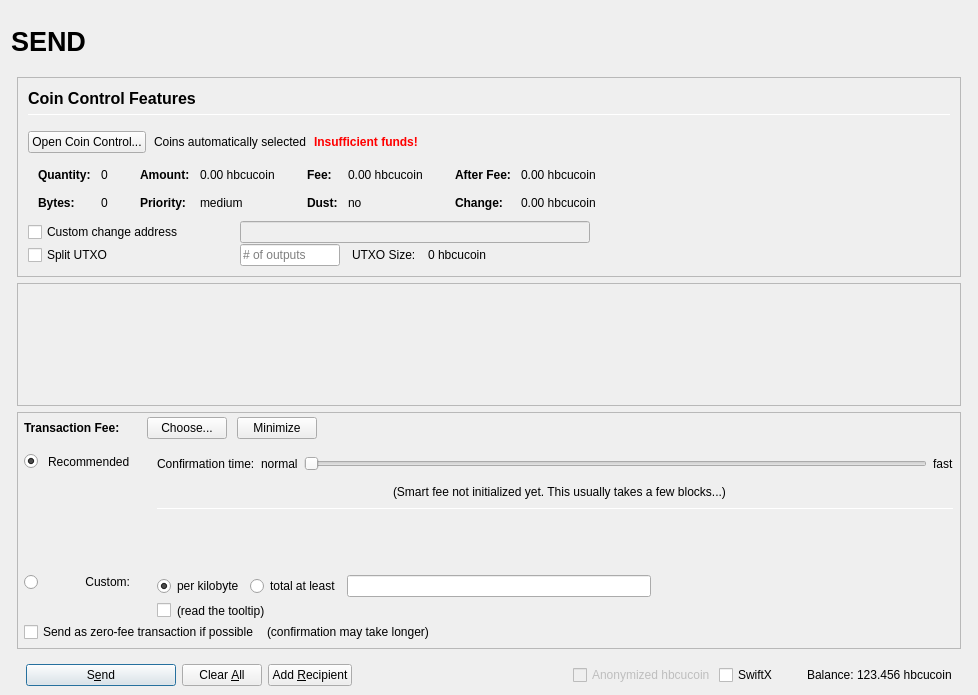
The window that src/qt/forms/sendcoinsdialog.ui (scolemanhopehouse/HBCUR) describes before a commit, drawn with Qt 5.
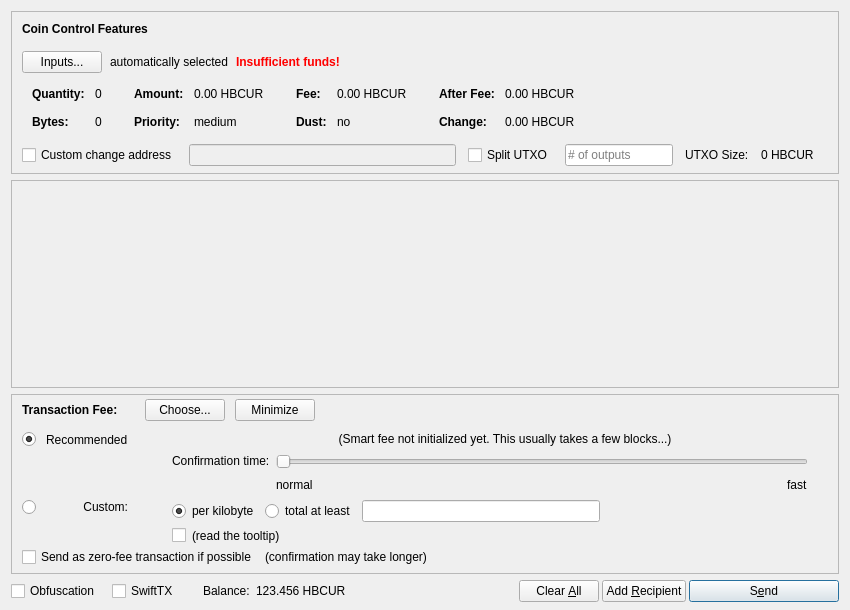
The same window after the commit. Icons and pictures are not drawn. Custom widgets are drawn as their Qt base class.

```diff
--- a/src/qt/forms/sendcoinsdialog.ui
+++ b/src/qt/forms/sendcoinsdialog.ui
@@ -2,155 +2,20 @@
 <ui version="4.0">
  <class>SendCoinsDialog</class>
  <widget class="QDialog" name="SendCoinsDialog">
-  <property name="enabled">
-   <bool>true</bool>
-  </property>
   <property name="geometry">
    <rect>
     <x>0</x>
     <y>0</y>
-    <width>978</width>
-    <height>695</height>
+    <width>850</width>
+    <height>610</height>
    </rect>
   </property>
   <property name="windowTitle">
    <string>Send Coins</string>
   </property>
-  <layout class="QVBoxLayout" name="verticalLayout" stretch="0">
+  <layout class="QVBoxLayout" name="verticalLayout" stretch="0,1,0,0">
    <property name="bottomMargin">
-    <number>9</number>
-   </property>
-   <item>
-    <layout class="QVBoxLayout" name="verticalLayout_Master" stretch="0,1">
-     <property name="spacing">
-      <number>0</number>
-     </property>
-     <property name="leftMargin">
-      <number>0</number>
-     </property>
-     <property name="topMargin">
-      <number>0</number>
-     </property>
-     <property name="rightMargin">
-      <number>0</number>
-     </property>
-     <property name="bottomMargin">
-      <number>0</number>
-     </property>
-     <item>
-      <widget class="QFrame" name="frame_Header">
-       <layout class="QVBoxLayout" name="verticalLayout_Header" stretch="0">
-        <property name="leftMargin">
-         <number>0</number>
-        </property>
-        <property name="topMargin">
-         <number>0</number>
-        </property>
-        <property name="rightMargin">
-         <number>0</number>
-        </property>
-        <property name="bottomMargin">
-         <number>0</number>
-        </property>
-        <item>
-         <layout class="QHBoxLayout" name="horizontalLayout_Header" stretch="1,0,1">
-          <property name="spacing">
-           <number>6</number>
-          </property>
-          <item>
-           <widget class="QLabel" name="labelOverviewHeaderLeft">
-            <property name="minimumSize">
-             <size>
-              <width>464</width>
-              <height>60</height>
-             </size>
-            </property>
-            <property name="maximumSize">
-             <size>
-              <width>16777215</width>
-              <height>60</height>
-             </size>
-            </property>
-            <property name="font">
-             <font>
-              <pointsize>20</pointsize>
-              <weight>75</weight>
-              <bold>true</bold>
-             </font>
-            </property>
-            <property name="text">
-             <string>SEND</string>
-            </property>
-            <property name="alignment">
-             <set>Qt::AlignLeading|Qt::AlignLeft|Qt::AlignVCenter</set>
-            </property>
-           </widget>
-          </item>
-          <item>
-           <spacer name="horizontalSpacer_Header">
-            <property name="orientation">
-             <enum>Qt::Horizontal</enum>
-            </property>
-            <property name="sizeHint" stdset="0">
-             <size>
-              <width>40</width>
-              <height>20</height>
-             </size>
-            </property>
-           </spacer>
-          </item>
-          <item>
-           <widget class="QLabel" name="labelOverviewHeaderRight">
-            <property name="minimumSize">
-             <size>
-              <width>464</width>
-              <height>60</height>
-             </size>
-            </property>
-            <property name="maximumSize">
-             <size>
-              <width>16777215</width>
-              <height>60</height>
-             </size>
-            </property>
-            <property name="font">
-             <font>
-              <pointsize>14</pointsize>
-             </font>
-            </property>
-            <property name="text">
-             <string/>
-            </property>
-            <property name="alignment">
-             <set>Qt::AlignRight|Qt::AlignTrailing|Qt::AlignVCenter</set>
-            </property>
-           </widget>
-          </item>
-         </layout>
-        </item>
-       </layout>
-      </widget>
-     </item>
-     <item>
-      <widget class="QFrame" name="frame_BG">
-       <property name="minimumSize">
-        <size>
-         <width>0</width>
-         <height>0</height>
-        </size>
-       </property>
-       <layout class="QVBoxLayout" name="layout_BG" stretch="0,0,0,0">
-        <property name="leftMargin">
-         <number>6</number>
-        </property>
-        <property name="topMargin">
-         <number>6</number>
-        </property>
-        <property name="rightMargin">
-         <number>6</number>
-        </property>
-        <property name="bottomMargin">
-         <number>0</number>
+    <number>8</number>
         </property>
         <item>
          <widget class="QFrame" name="frameCoinControl">
@@ -186,13 +51,12 @@
             <number>0</number>
            </property>
            <property name="bottomMargin">
-            <number>0</number>
+       <number>6</number>
            </property>
            <item>
-            <widget class="QFrame" name="frameCoinControl_BG">
-             <layout class="QVBoxLayout" name="verticalLayoutCoinControl" stretch="0,0,0,0,0,0">
+       <layout class="QVBoxLayout" name="verticalLayoutCoinControl" stretch="0,0,0,0,1">
               <property name="spacing">
-               <number>1</number>
+         <number>0</number>
               </property>
               <property name="leftMargin">
                <number>10</number>
@@ -206,11 +70,6 @@
                  <number>15</number>
                 </property>
                 <item>
-                 <layout class="QVBoxLayout" name="verticalLayout_3">
-                  <property name="spacing">
-                   <number>6</number>
-                  </property>
-                  <item>
                    <widget class="QLabel" name="labelCoinControlFeatures">
                     <property name="sizePolicy">
                      <sizepolicy hsizetype="Preferred" vsizetype="Maximum">
@@ -218,15 +77,8 @@
                       <verstretch>0</verstretch>
                      </sizepolicy>
                     </property>
-                    <property name="minimumSize">
-                     <size>
-                      <width>0</width>
-                      <height>20</height>
-                     </size>
-                    </property>
                     <property name="font">
                      <font>
-                      <pointsize>12</pointsize>
                       <weight>75</weight>
                       <bold>true</bold>
                      </font>
@@ -239,27 +91,6 @@
                     </property>
                    </widget>
                   </item>
-                  <item>
-                   <widget class="Line" name="line">
-                    <property name="minimumSize">
-                     <size>
-                      <width>0</width>
-                      <height>1</height>
-                     </size>
-                    </property>
-                    <property name="maximumSize">
-                     <size>
-                      <width>16777215</width>
-                      <height>1</height>
-                     </size>
-                    </property>
-                    <property name="orientation">
-                     <enum>Qt::Horizontal</enum>
-                    </property>
-                   </widget>
-                  </item>
-                 </layout>
-                </item>
                </layout>
               </item>
               <item>
@@ -276,7 +107,7 @@
                    <string notr="true"/>
                   </property>
                   <property name="text">
-                   <string>Open Coin Control...</string>
+             <string>Inputs...</string>
                   </property>
                   <property name="autoDefault">
                    <bool>false</bool>
@@ -286,7 +117,7 @@
                 <item>
                  <widget class="QLabel" name="labelCoinControlAutomaticallySelected">
                   <property name="text">
-                   <string>Coins automatically selected</string>
+             <string>automatically selected</string>
                   </property>
                   <property name="margin">
                    <number>5</number>
@@ -493,7 +324,7 @@
                         <enum>Qt::ActionsContextMenu</enum>
                        </property>
                        <property name="text">
-                        <string notr="true">0.00 hbcucoin</string>
+                  <string notr="true">0.00 HBCUR</string>
                        </property>
                        <property name="textInteractionFlags">
                         <set>Qt::LinksAccessibleByMouse|Qt::TextSelectableByKeyboard|Qt::TextSelectableByMouse</set>
@@ -573,7 +404,7 @@
                         <enum>Qt::ActionsContextMenu</enum>
                        </property>
                        <property name="text">
-                        <string notr="true">0.00 hbcucoin</string>
+                  <string notr="true">0.00 HBCUR</string>
                        </property>
                        <property name="textInteractionFlags">
                         <set>Qt::LinksAccessibleByMouse|Qt::TextSelectableByKeyboard|Qt::TextSelectableByMouse</set>
@@ -653,7 +484,7 @@
                         <enum>Qt::ActionsContextMenu</enum>
                        </property>
                        <property name="text">
-                        <string notr="true">0.00 hbcucoin</string>
+                  <string notr="true">0.00 HBCUR</string>
                        </property>
                        <property name="textInteractionFlags">
                         <set>Qt::LinksAccessibleByMouse|Qt::TextSelectableByKeyboard|Qt::TextSelectableByMouse</set>
@@ -682,7 +513,7 @@
                         <enum>Qt::ActionsContextMenu</enum>
                        </property>
                        <property name="text">
-                        <string notr="true">0.00 hbcucoin</string>
+                  <string notr="true">0.00 HBCUR</string>
                        </property>
                        <property name="textInteractionFlags">
                         <set>Qt::LinksAccessibleByMouse|Qt::TextSelectableByKeyboard|Qt::TextSelectableByMouse</set>
@@ -697,7 +528,7 @@
                </widget>
               </item>
               <item>
-               <layout class="QHBoxLayout" name="horizontalLayoutCoinControl4">
+         <layout class="QHBoxLayout" name="horizontalLayoutCoinControl4" stretch="0,0,0,0,0,0,0">
                 <property name="spacing">
                  <number>12</number>
                 </property>
@@ -705,31 +536,13 @@
                  <enum>QLayout::SetDefaultConstraint</enum>
                 </property>
                 <property name="topMargin">
-                 <number>0</number>
+           <number>5</number>
                 </property>
                 <property name="rightMargin">
-                 <number>0</number>
+           <number>5</number>
                 </property>
                 <item>
                  <widget class="QCheckBox" name="checkBoxCoinControlChange">
-                  <property name="sizePolicy">
-                   <sizepolicy hsizetype="Preferred" vsizetype="Preferred">
-                    <horstretch>0</horstretch>
-                    <verstretch>0</verstretch>
-                   </sizepolicy>
-                  </property>
-                  <property name="minimumSize">
-                   <size>
-                    <width>200</width>
-                    <height>0</height>
-                   </size>
-                  </property>
-                  <property name="maximumSize">
-                   <size>
-                    <width>200</width>
-                    <height>16777215</height>
-                   </size>
-                  </property>
                   <property name="toolTip">
                    <string>If this is activated, but the change address is empty or invalid, change will be sent to a newly generated address.</string>
                   </property>
@@ -744,71 +557,15 @@
                    <bool>false</bool>
                   </property>
                   <property name="sizePolicy">
-                   <sizepolicy hsizetype="Preferred" vsizetype="Preferred">
+             <sizepolicy hsizetype="Expanding" vsizetype="Fixed">
                     <horstretch>0</horstretch>
                     <verstretch>0</verstretch>
                    </sizepolicy>
                   </property>
-                  <property name="minimumSize">
-                   <size>
-                    <width>300</width>
-                    <height>0</height>
-                   </size>
-                  </property>
-                 </widget>
-                </item>
-                <item>
-                 <widget class="QLabel" name="labelCoinControlChangeLabel">
-                  <property name="sizePolicy">
-                   <sizepolicy hsizetype="Preferred" vsizetype="Preferred">
-                    <horstretch>0</horstretch>
-                    <verstretch>0</verstretch>
-                   </sizepolicy>
-                  </property>
-                  <property name="minimumSize">
-                   <size>
-                    <width>100</width>
-                    <height>0</height>
-                   </size>
-                  </property>
-                  <property name="text">
-                   <string/>
-                  </property>
-                  <property name="margin">
-                   <number>3</number>
-                  </property>
-                 </widget>
-                </item>
-               </layout>
-              </item>
-              <item>
-               <layout class="QHBoxLayout" name="horizontalLayoutCoinControl6">
-                <property name="spacing">
-                 <number>12</number>
-                </property>
-                <property name="rightMargin">
-                 <number>0</number>
-                </property>
+           </widget>
+          </item>
                 <item>
                  <widget class="QCheckBox" name="splitBlockCheckBox">
-                  <property name="sizePolicy">
-                   <sizepolicy hsizetype="Preferred" vsizetype="Preferred">
-                    <horstretch>0</horstretch>
-                    <verstretch>0</verstretch>
-                   </sizepolicy>
-                  </property>
-                  <property name="minimumSize">
-                   <size>
-                    <width>200</width>
-                    <height>0</height>
-                   </size>
-                  </property>
-                  <property name="maximumSize">
-                   <size>
-                    <width>200</width>
-                    <height>16777215</height>
-                   </size>
-                  </property>
                   <property name="text">
                    <string>Split UTXO</string>
                   </property>
@@ -817,23 +574,11 @@
                 <item>
                  <widget class="QLineEdit" name="splitBlockLineEdit">
                   <property name="sizePolicy">
-                   <sizepolicy hsizetype="Preferred" vsizetype="Preferred">
+             <sizepolicy hsizetype="Fixed" vsizetype="Fixed">
                     <horstretch>50</horstretch>
                     <verstretch>0</verstretch>
                    </sizepolicy>
                   </property>
-                  <property name="minimumSize">
-                   <size>
-                    <width>100</width>
-                    <height>0</height>
-                   </size>
-                  </property>
-                  <property name="maximumSize">
-                   <size>
-                    <width>100</width>
-                    <height>16777215</height>
-                   </size>
-                  </property>
                   <property name="placeholderText">
                    <string># of outputs</string>
                   </property>
@@ -849,22 +594,31 @@
                 <item>
                  <widget class="QLabel" name="labelBlockSize">
                   <property name="text">
-                   <string>0 hbcucoin</string>
+             <string>0 HBCUR</string>
                   </property>
                  </widget>
                 </item>
                 <item>
-                 <spacer name="horizontalSpacer_7">
-                  <property name="orientation">
-                   <enum>Qt::Horizontal</enum>
-                  </property>
-                  <property name="sizeHint" stdset="0">
+           <widget class="QLabel" name="labelCoinControlChangeLabel">
+            <property name="sizePolicy">
+             <sizepolicy hsizetype="Preferred" vsizetype="Expanding">
+              <horstretch>0</horstretch>
+              <verstretch>0</verstretch>
+             </sizepolicy>
+            </property>
+            <property name="minimumSize">
                    <size>
-                    <width>40</width>
-                    <height>20</height>
-                   </size>
-                  </property>
-                 </spacer>
+              <width>0</width>
+              <height>0</height>
+             </size>
+            </property>
+            <property name="text">
+             <string/>
+            </property>
+            <property name="margin">
+             <number>3</number>
+            </property>
+           </widget>
                 </item>
                </layout>
               </item>
@@ -882,7 +636,6 @@
                </spacer>
               </item>
              </layout>
-            </widget>
            </item>
           </layout>
          </widget>
@@ -897,8 +650,8 @@
             <rect>
              <x>0</x>
              <y>0</y>
-             <width>944</width>
-             <height>68</height>
+        <width>830</width>
+        <height>95</height>
             </rect>
            </property>
            <layout class="QVBoxLayout" name="verticalLayout_2" stretch="0,1">
@@ -980,14 +733,11 @@
               <number>0</number>
              </property>
              <property name="leftMargin">
-              <number>6</number>
+         <number>10</number>
              </property>
              <property name="topMargin">
               <number>0</number>
              </property>
-             <property name="rightMargin">
-              <number>6</number>
-             </property>
              <item>
               <layout class="QHBoxLayout" name="horizontalLayoutFee1">
                <property name="bottomMargin">
@@ -1129,61 +879,7 @@
                   <property name="verticalSpacing">
                    <number>4</number>
                   </property>
-                  <item row="2" column="0">
-                   <layout class="QVBoxLayout" name="verticalLayoutFee4" stretch="0">
-                    <item>
-                     <spacer name="verticalSpacer_2">
-                      <property name="orientation">
-                       <enum>Qt::Vertical</enum>
-                      </property>
-                      <property name="sizeHint" stdset="0">
-                       <size>
-                        <width>1</width>
-                        <height>1</height>
-                       </size>
-                      </property>
-                     </spacer>
-                    </item>
-                   </layout>
-                  </item>
-                  <item row="3" column="0">
-                   <layout class="QVBoxLayout" name="verticalLayoutFee9" stretch="0,1">
-                    <item>
-                     <widget class="QRadioButton" name="radioCustomFee">
-                      <property name="text">
-                       <string/>
-                      </property>
-                      <attribute name="buttonGroup">
-                       <string notr="true">groupFee</string>
-                      </attribute>
-                     </widget>
-                    </item>
-                    <item>
-                     <spacer name="verticalSpacer_6">
-                      <property name="orientation">
-                       <enum>Qt::Vertical</enum>
-                      </property>
-                      <property name="sizeHint" stdset="0">
-                       <size>
-                        <width>1</width>
-                        <height>1</height>
-                       </size>
-                      </property>
-                     </spacer>
-                    </item>
-                   </layout>
-                  </item>
-                  <item row="3" column="1">
-                   <widget class="QLabel" name="labelCustomFee">
-                    <property name="text">
-                     <string>Custom:</string>
-                    </property>
-                    <property name="alignment">
-                     <set>Qt::AlignRight|Qt::AlignTop|Qt::AlignTrailing</set>
-                    </property>
-                   </widget>
-                  </item>
-                  <item row="3" column="4">
+             <item row="2" column="4">
                    <layout class="QVBoxLayout" name="verticalLayoutFee8">
                     <property name="spacing">
                      <number>6</number>
@@ -1282,27 +978,80 @@
                     </item>
                    </layout>
                   </item>
-                  <item row="1" column="1">
-                   <widget class="QLabel" name="labelSmartFee_2">
+             <item row="1" column="0">
+              <layout class="QVBoxLayout" name="verticalLayoutFee4" stretch="1">
+               <item>
+                <spacer name="verticalSpacer_2">
+                 <property name="orientation">
+                  <enum>Qt::Vertical</enum>
+                 </property>
+                 <property name="sizeHint" stdset="0">
+                  <size>
+                   <width>1</width>
+                   <height>1</height>
+                  </size>
+                 </property>
+                </spacer>
+               </item>
+              </layout>
+             </item>
+             <item row="2" column="0">
+              <layout class="QVBoxLayout" name="verticalLayoutFee9" stretch="0,1">
+               <item>
+                <widget class="QRadioButton" name="radioCustomFee">
                     <property name="text">
-                     <string>Recommended</string>
-                    </property>
-                   </widget>
-                  </item>
-                  <item row="0" column="4" rowspan="3">
-                   <layout class="QVBoxLayout" name="verticalLayoutFee3" stretch="0,0,0,0,1,0">
+                  <string/>
+                 </property>
+                 <attribute name="buttonGroup">
+                  <string notr="true">groupFee</string>
+                 </attribute>
+                </widget>
+               </item>
+               <item>
+                <spacer name="verticalSpacer_6">
+                 <property name="orientation">
+                  <enum>Qt::Vertical</enum>
+                 </property>
+                 <property name="sizeHint" stdset="0">
+                  <size>
+                   <width>1</width>
+                   <height>1</height>
+                  </size>
+                 </property>
+                </spacer>
+               </item>
+              </layout>
+             </item>
+             <item row="1" column="4">
+              <layout class="QVBoxLayout" name="verticalLayoutFee3" stretch="0,0,1">
                     <property name="spacing">
                      <number>6</number>
                     </property>
                     <property name="topMargin">
                      <number>2</number>
                     </property>
-                    <property name="bottomMargin">
-                     <number>20</number>
-                    </property>
+               <item>
+                <layout class="QHBoxLayout" name="horizontalLayoutFee12">
+                 <item>
+                  <spacer name="horizontalSpacer_5">
+                   <property name="orientation">
+                    <enum>Qt::Horizontal</enum>
+                   </property>
+                   <property name="sizeHint" stdset="0">
+                    <size>
+                     <width>1</width>
+                     <height>1</height>
+                    </size>
+                   </property>
+                  </spacer>
+                 </item>
+                </layout>
+               </item>
                     <item>
                      <layout class="QHBoxLayout" name="horizontalLayoutFee9">
                       <item>
+                  <layout class="QVBoxLayout" name="verticalLayoutFee6">
+                   <item>
                        <widget class="QLabel" name="labelSmartFee3">
                         <property name="text">
                          <string>Confirmation time:</string>
@@ -1313,23 +1062,27 @@
                        </widget>
                       </item>
                       <item>
-                       <widget class="QLabel" name="labelSmartFeeNormal">
-                        <property name="text">
-                         <string>normal</string>
-                        </property>
-                        <property name="margin">
-                         <number>2</number>
-                        </property>
-                       </widget>
-                      </item>
+                    <spacer name="verticalSpacer_3">
+                     <property name="orientation">
+                      <enum>Qt::Vertical</enum>
+                     </property>
+                     <property name="sizeHint" stdset="0">
+                      <size>
+                       <width>1</width>
+                       <height>1</height>
+                      </size>
+                     </property>
+                    </spacer>
+                   </item>
+                  </layout>
+                 </item>
+                 <item>
+                  <layout class="QVBoxLayout" name="verticalLayoutFee5">
+                   <property name="rightMargin">
+                    <number>30</number>
+                   </property>
                       <item>
                        <widget class="QSlider" name="sliderSmartFee">
-                        <property name="minimumSize">
-                         <size>
-                          <width>0</width>
-                          <height>24</height>
-                         </size>
-                        </property>
                         <property name="minimum">
                          <number>0</number>
                         </property>
@@ -1357,6 +1110,28 @@
                        </widget>
                       </item>
                       <item>
+                    <layout class="QHBoxLayout" name="horizontalLayoutFee10">
+                     <item>
+                      <widget class="QLabel" name="labelSmartFeeNormal">
+                       <property name="text">
+                        <string>normal</string>
+                       </property>
+                      </widget>
+                     </item>
+                     <item>
+                      <spacer name="horizontalSpacer_3">
+                       <property name="orientation">
+                        <enum>Qt::Horizontal</enum>
+                       </property>
+                       <property name="sizeHint" stdset="0">
+                        <size>
+                         <width>40</width>
+                         <height>20</height>
+                        </size>
+                       </property>
+                      </spacer>
+                     </item>
+                     <item>
                        <widget class="QLabel" name="labelSmartFeeFast">
                         <property name="text">
                          <string>fast</string>
@@ -1365,148 +1140,81 @@
                       </item>
                      </layout>
                     </item>
+                  </layout>
+                 </item>
+                </layout>
+               </item>
                     <item>
-                     <layout class="QHBoxLayout" name="horizontalLayout_recommended_texts">
-                      <property name="spacing">
-                       <number>0</number>
-                      </property>
-                      <item>
-                       <spacer name="horizontalSpacer_8">
+                <spacer name="verticalSpacer_4">
                         <property name="orientation">
-                         <enum>Qt::Horizontal</enum>
+                  <enum>Qt::Vertical</enum>
                         </property>
                         <property name="sizeHint" stdset="0">
                          <size>
-                          <width>40</width>
-                          <height>20</height>
+                   <width>1</width>
+                   <height>1</height>
                          </size>
                         </property>
                        </spacer>
                       </item>
-                      <item>
+              </layout>
+             </item>
+             <item row="0" column="1">
+              <widget class="QLabel" name="labelSmartFee_2">
+               <property name="text">
+                <string>Recommended</string>
+               </property>
+              </widget>
+             </item>
+             <item row="0" column="0">
+              <widget class="QRadioButton" name="radioSmartFee">
+               <property name="text">
+                <string/>
+               </property>
+               <property name="checked">
+                <bool>true</bool>
+               </property>
+               <attribute name="buttonGroup">
+                <string notr="true">groupFee</string>
+               </attribute>
+              </widget>
+             </item>
+             <item row="2" column="1">
+              <widget class="QLabel" name="labelCustomFee">
+               <property name="text">
+                <string>Custom:</string>
+               </property>
+               <property name="alignment">
+                <set>Qt::AlignRight|Qt::AlignTop|Qt::AlignTrailing</set>
+               </property>
+              </widget>
+             </item>
+             <item row="0" column="2">
+              <widget class="QLabel" name="labelSmartFee">
+               <property name="text">
+                <string/>
+               </property>
+               <property name="margin">
+                <number>2</number>
+               </property>
+              </widget>
+             </item>
+             <item row="0" column="3">
                        <widget class="QLabel" name="labelFeeEstimation">
                         <property name="text">
                          <string/>
                         </property>
-                        <property name="margin">
-                         <number>2</number>
-                        </property>
-                       </widget>
-                      </item>
-                      <item>
+              </widget>
+             </item>
+             <item row="0" column="4">
                        <widget class="QLabel" name="labelSmartFee2">
                         <property name="text">
                          <string>(Smart fee not initialized yet. This usually takes a few blocks...)</string>
                         </property>
                         <property name="alignment">
-                         <set>Qt::AlignLeading|Qt::AlignLeft|Qt::AlignVCenter</set>
+                <set>Qt::AlignHCenter</set>
                         </property>
                         <property name="wordWrap">
-                         <bool>false</bool>
-                        </property>
-                        <property name="margin">
-                         <number>2</number>
-                        </property>
-                        <property name="indent">
-                         <number>-1</number>
-                        </property>
-                       </widget>
-                      </item>
-                      <item>
-                       <spacer name="horizontalSpacer_3">
-                        <property name="orientation">
-                         <enum>Qt::Horizontal</enum>
-                        </property>
-                        <property name="sizeHint" stdset="0">
-                         <size>
-                          <width>40</width>
-                          <height>20</height>
-                         </size>
-                        </property>
-                       </spacer>
-                      </item>
-                     </layout>
-                    </item>
-                    <item>
-                     <widget class="Line" name="line_2">
-                      <property name="minimumSize">
-                       <size>
-                        <width>0</width>
-                        <height>1</height>
-                       </size>
-                      </property>
-                      <property name="maximumSize">
-                       <size>
-                        <width>16777215</width>
-                        <height>1</height>
-                       </size>
-                      </property>
-                      <property name="orientation">
-                       <enum>Qt::Horizontal</enum>
-                      </property>
-                     </widget>
-                    </item>
-                    <item>
-                     <layout class="QHBoxLayout" name="horizontalLayoutFee12">
-                      <item>
-                       <spacer name="horizontalSpacer_5">
-                        <property name="orientation">
-                         <enum>Qt::Horizontal</enum>
-                        </property>
-                        <property name="sizeHint" stdset="0">
-                         <size>
-                          <width>1</width>
-                          <height>1</height>
-                         </size>
-                        </property>
-                       </spacer>
-                      </item>
-                     </layout>
-                    </item>
-                    <item>
-                     <spacer name="verticalSpacer_4">
-                      <property name="orientation">
-                       <enum>Qt::Vertical</enum>
-                      </property>
-                      <property name="sizeHint" stdset="0">
-                       <size>
-                        <width>1</width>
-                        <height>1</height>
-                       </size>
-                      </property>
-                     </spacer>
-                    </item>
-                    <item>
-                     <spacer name="verticalSpacer_3">
-                      <property name="orientation">
-                       <enum>Qt::Vertical</enum>
-                      </property>
-                      <property name="sizeHint" stdset="0">
-                       <size>
-                        <width>20</width>
-                        <height>40</height>
-                       </size>
-                      </property>
-                     </spacer>
-                    </item>
-                   </layout>
-                  </item>
-                  <item row="1" column="2">
-                   <widget class="QLabel" name="labelSmartFee">
-                    <property name="text">
-                     <string/>
-                    </property>
-                    <property name="margin">
-                     <number>2</number>
-                    </property>
-                   </widget>
-                  </item>
-                  <item row="1" column="0">
-                   <widget class="QRadioButton" name="radioSmartFee">
-                    <property name="text">
-                     <string/>
-                    </property>
-                    <property name="checked">
                      <bool>true</bool>
                     </property>
                     <attribute name="buttonGroup">
@@ -1591,16 +1299,12 @@
          </widget>
         </item>
         <item>
-         <widget class="QFrame" name="frame_Send">
           <layout class="QHBoxLayout" name="horizontalLayout">
-           <property name="bottomMargin">
-            <number>0</number>
-           </property>
            <item>
-            <widget class="QPushButton" name="sendButton">
+      <widget class="QCheckBox" name="checkUseObfuscation">
              <property name="minimumSize">
               <size>
-               <width>150</width>
+         <width>95</width>
                <height>0</height>
               </size>
              </property>
@@ -1608,20 +1312,73 @@
               <string>Confirm the send action</string>
              </property>
              <property name="text">
-              <string>S&amp;end</string>
-             </property>
-             <property name="icon">
-              <iconset resource="../hbcucoin.qrc">
-               <normaloff>:/icons/send</normaloff>:/icons/send</iconset>
-             </property>
-             <property name="autoDefault">
+        <string>Obfuscation</string>
+       </property>
+       <property name="checked">
               <bool>false</bool>
              </property>
-             <property name="default">
+      </widget>
+     </item>
+     <item>
+      <widget class="QCheckBox" name="checkSwiftTX">
+       <property name="enabled">
               <bool>true</bool>
              </property>
-            </widget>
-           </item>
+       <property name="minimumSize">
+        <size>
+         <width>85</width>
+         <height>0</height>
+        </size>
+       </property>
+       <property name="text">
+        <string>SwiftTX</string>
+       </property>
+      </widget>
+     </item>
+     <item>
+      <widget class="QLabel" name="label">
+       <property name="text">
+        <string>Balance:</string>
+       </property>
+      </widget>
+     </item>
+     <item>
+      <widget class="QLabel" name="labelBalance">
+       <property name="sizePolicy">
+        <sizepolicy hsizetype="Preferred" vsizetype="Fixed">
+         <horstretch>0</horstretch>
+         <verstretch>0</verstretch>
+        </sizepolicy>
+       </property>
+       <property name="cursor">
+        <cursorShape>IBeamCursor</cursorShape>
+       </property>
+       <property name="text">
+        <string notr="true">123.456 HBCUR</string>
+       </property>
+       <property name="textInteractionFlags">
+        <set>Qt::LinksAccessibleByMouse|Qt::TextSelectableByKeyboard|Qt::TextSelectableByMouse</set>
+       </property>
+      </widget>
+     </item>
+     <item>
+      <spacer name="horizontalSpacer">
+       <property name="orientation">
+        <enum>Qt::Horizontal</enum>
+       </property>
+       <property name="sizeHint" stdset="0">
+        <size>
+         <width>40</width>
+         <height>20</height>
+        </size>
+       </property>
+      </spacer>
+     </item>
+     <item>
+      <layout class="QHBoxLayout" name="horizontalLayout_2">
+       <property name="spacing">
+        <number>3</number>
+       </property>
            <item>
             <widget class="QPushButton" name="clearButton">
              <property name="sizePolicy">
@@ -1663,82 +1420,32 @@
             </widget>
            </item>
            <item>
-            <spacer name="horizontalSpacer">
-             <property name="orientation">
-              <enum>Qt::Horizontal</enum>
-             </property>
-             <property name="sizeHint" stdset="0">
-              <size>
-               <width>40</width>
-               <height>20</height>
-              </size>
-             </property>
-            </spacer>
-           </item>
-           <item>
-            <layout class="QHBoxLayout" name="horizontalLayout_2">
-             <property name="spacing">
-              <number>3</number>
-             </property>
-             <item>
-              <widget class="QCheckBox" name="checkzECA">
-               <property name="enabled">
-                <bool>false</bool>
-               </property>
-               <property name="text">
-                <string>Anonymized hbcucoin</string>
-               </property>
-              </widget>
-             </item>
-             <item>
-              <widget class="QCheckBox" name="checkSwiftTX">
-               <property name="enabled">
-                <bool>true</bool>
-               </property>
+        <widget class="QPushButton" name="sendButton">
                <property name="minimumSize">
                 <size>
-                 <width>85</width>
+           <width>150</width>
                  <height>0</height>
                 </size>
                </property>
-               <property name="text">
-                <string>SwiftX</string>
-               </property>
-              </widget>
-             </item>
-             <item>
-              <widget class="QLabel" name="label">
+         <property name="toolTip">
+          <string>Confirm the send action</string>
+         </property>
                <property name="text">
-                <string>Balance:</string>
-               </property>
-              </widget>
-             </item>
-             <item>
-              <widget class="QLabel" name="labelBalance">
-               <property name="sizePolicy">
-                <sizepolicy hsizetype="Preferred" vsizetype="Fixed">
-                 <horstretch>0</horstretch>
-                 <verstretch>0</verstretch>
-                </sizepolicy>
-               </property>
-               <property name="cursor">
-                <cursorShape>IBeamCursor</cursorShape>
-               </property>
-               <property name="text">
-                <string notr="true">123.456 hbcucoin</string>
-               </property>
-               <property name="textInteractionFlags">
-                <set>Qt::LinksAccessibleByMouse|Qt::TextSelectableByKeyboard|Qt::TextSelectableByMouse</set>
-               </property>
+          <string>S&amp;end</string>
+         </property>
+         <property name="icon">
+          <iconset resource="../hbcur.qrc">
+           <normaloff>:/icons/send_white</normaloff>:/icons/send_white</iconset>
+         </property>
+         <property name="autoDefault">
+          <bool>false</bool>
+         </property>
+         <property name="default">
+          <bool>true</bool>
+         </property>
               </widget>
              </item>
             </layout>
-           </item>
-          </layout>
-         </widget>
-        </item>
-       </layout>
-      </widget>
      </item>
     </layout>
    </item>
```
Left out of the diff: 25 changed lines with no effect on the pictures. Lines whose indentation alone changed are shown as unchanged.
